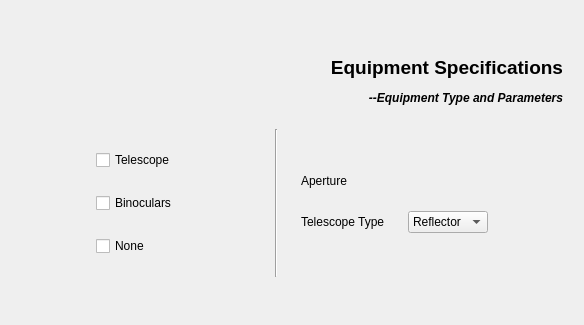
The window that kstars/tools/whatsinteresting/wiequipsettings.ui (KDE/kstars) describes before a commit, drawn with Qt 5.
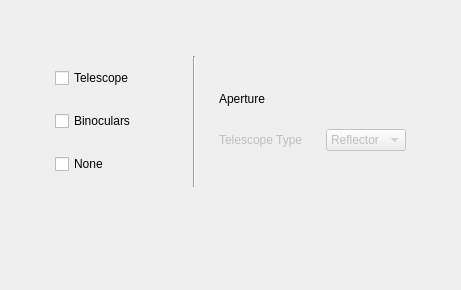
The same window after the commit. Custom widgets are drawn as their Qt base class.

Commit message: Added "Equipment Type and Parameters" page to config dialog for WI settings.

What changed in the file:
```diff
--- a/kstars/tools/whatsinteresting/wiequipsettings.ui
+++ b/kstars/tools/whatsinteresting/wiequipsettings.ui
@@ -6,8 +6,8 @@
    <rect>
     <x>0</x>
     <y>0</y>
-    <width>584</width>
-    <height>325</height>
+    <width>461</width>
+    <height>290</height>
    </rect>
   </property>
   <property name="windowTitle">
@@ -37,26 +37,9 @@
      <property name="rightMargin">
       <number>6</number>
      </property>
-     <item>
-      <widget class="QLabel" name="label_4">
-       <property name="text">
-        <string>&lt;html&gt;&lt;head/&gt;&lt;body&gt;&lt;p align=&quot;right&quot;&gt;&lt;span style=&quot; font-size:14pt; font-weight:600;&quot;&gt;Equipment Specifications&lt;/span&gt;&lt;/p&gt;&lt;p align=&quot;right&quot;&gt;&lt;span style=&quot; font-weight:600; font-style:italic;&quot;&gt;--Equipment Type and Parameters&lt;/span&gt;&lt;/p&gt;&lt;/body&gt;&lt;/html&gt;</string>
-       </property>
-      </widget>
-     </item>
-     <item>
-      <spacer name="verticalSpacer_4">
-       <property name="orientation">
-        <enum>Qt::Vertical</enum>
-       </property>
-       <property name="sizeHint" stdset="0">
-        <size>
-         <width>20</width>
-         <height>40</height>
-        </size>
-       </property>
-      </spacer>
-     </item>
+     <property name="bottomMargin">
+      <number>56</number>
+     </property>
      <item>
       <layout class="QHBoxLayout" name="horizontalLayout">
        <item>
@@ -166,7 +149,10 @@
           </widget>
          </item>
          <item row="2" column="1">
-          <widget class="KComboBox" name="kcombobox">
+          <widget class="KComboBox" name="telescopeType">
+           <property name="enabled">
+            <bool>false</bool>
+           </property>
            <item>
             <property name="text">
              <string>Reflector</string>
@@ -180,7 +166,10 @@
           </widget>
          </item>
          <item row="2" column="0">
-          <widget class="QLabel" name="label_2">
+          <widget class="QLabel" name="telTypeText">
+           <property name="enabled">
+            <bool>false</bool>
+           </property>
            <property name="text">
             <string>Telescope Type</string>
            </property>
@@ -249,19 +238,6 @@
        </item>
       </layout>
      </item>
-     <item>
-      <spacer name="verticalSpacer_5">
-       <property name="orientation">
-        <enum>Qt::Vertical</enum>
-       </property>
-       <property name="sizeHint" stdset="0">
-        <size>
-         <width>20</width>
-         <height>40</height>
-        </size>
-       </property>
-      </spacer>
-     </item>
     </layout>
    </item>
   </layout>
```
Left out of the diff: 14 changed lines with no effect on the pictures. The commit also changes 9 other files.
